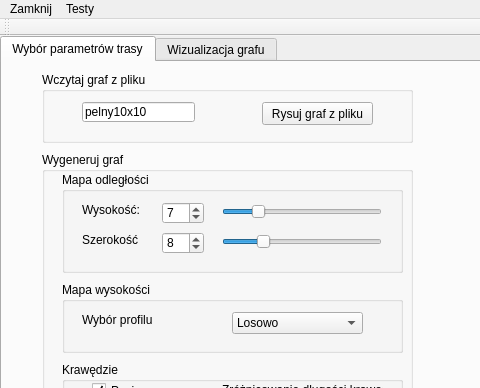
First picture: the form in mainwindow.ui, repository jakpor/Trasy_biegaczy, before the edit; both pictures show x 0 to 480 and y 0 to 388 of the 955 by 695 pixel window.
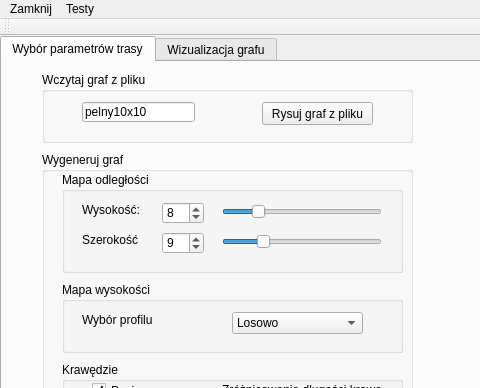
Second picture: the form after the edit.

Patch:
```diff
--- a/mainwindow.ui
+++ b/mainwindow.ui
@@ -99,7 +99,7 @@
          <number>200</number>
         </property>
         <property name="value">
-         <number>7</number>
+         <number>8</number>
         </property>
        </widget>
        <widget class="QLabel" name="label_4">
@@ -131,7 +131,7 @@
          <number>200</number>
         </property>
         <property name="value">
-         <number>8</number>
+         <number>9</number>
         </property>
        </widget>
        <widget class="QSlider" name="heightSlider">
```
Left out of the diff: 12 changed lines with no effect on the pictures.
